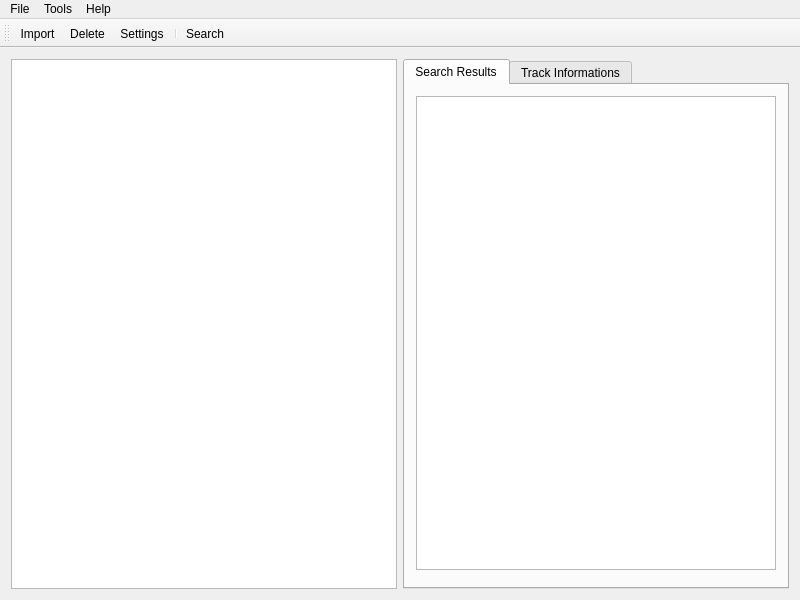
Above: uis/mainwindow.ui from alorence/tym before the change. Below: the same form after it.
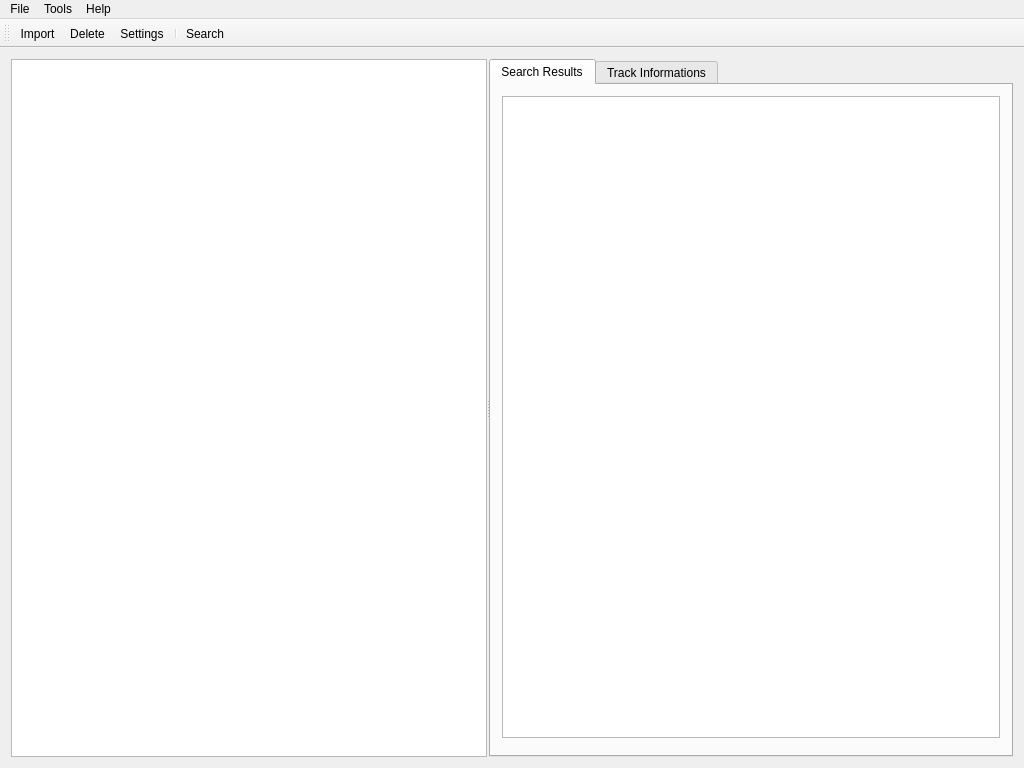
That is the form after the change. Icons and pictures are not drawn. Custom widgets are drawn as their Qt base class.

```diff
--- a/uis/mainwindow.ui
+++ b/uis/mainwindow.ui
@@ -6,23 +6,71 @@
    <rect>
     <x>0</x>
     <y>0</y>
-    <width>800</width>
-    <height>600</height>
+    <width>1024</width>
+    <height>768</height>
    </rect>
   </property>
   <property name="minimumSize">
    <size>
-    <width>800</width>
-    <height>600</height>
+    <width>1024</width>
+    <height>768</height>
    </size>
   </property>
   <property name="windowTitle">
    <string>BPManager</string>
   </property>
   <widget class="QWidget" name="centralWidget">
-   <layout class="QGridLayout" name="gridLayout">
-    <item row="1" column="1">
+   <layout class="QGridLayout" name="gridLayout_2">
+    <item row="0" column="0">
+     <widget class="QSplitter" name="splitter">
+      <property name="enabled">
+       <bool>true</bool>
+      </property>
+      <property name="sizePolicy">
+       <sizepolicy hsizetype="Preferred" vsizetype="Preferred">
+        <horstretch>0</horstretch>
+        <verstretch>0</verstretch>
+       </sizepolicy>
+      </property>
+      <property name="handleWidth">
+       <number>2</number>
+      </property>
+      <property name="childrenCollapsible">
+       <bool>false</bool>
+      </property>
+      <widget class="QTableView" name="libraryView">
+       <property name="alternatingRowColors">
+        <bool>true</bool>
+       </property>
+       <property name="selectionBehavior">
+        <enum>QAbstractItemView::SelectRows</enum>
+       </property>
+       <property name="showGrid">
+        <bool>false</bool>
+       </property>
+       <property name="cornerButtonEnabled">
+        <bool>false</bool>
+       </property>
+       <attribute name="horizontalHeaderVisible">
+        <bool>true</bool>
+       </attribute>
+       <attribute name="horizontalHeaderHighlightSections">
+        <bool>false</bool>
+       </attribute>
+       <attribute name="horizontalHeaderStretchLastSection">
+        <bool>true</bool>
+       </attribute>
+       <attribute name="verticalHeaderVisible">
+        <bool>false</bool>
+       </attribute>
+      </widget>
      <widget class="QTabWidget" name="tabWidget">
+       <property name="sizePolicy">
+        <sizepolicy hsizetype="Minimum" vsizetype="Expanding">
+         <horstretch>0</horstretch>
+         <verstretch>0</verstretch>
+        </sizepolicy>
+       </property>
       <property name="currentIndex">
        <number>0</number>
       </property>
@@ -30,7 +78,7 @@
        <attribute name="title">
         <string>Search Results</string>
        </attribute>
-       <layout class="QGridLayout" name="gridLayout_2">
+        <layout class="QGridLayout" name="gridLayout">
         <item row="0" column="0">
          <widget class="QTableView" name="searchResultsView">
           <property name="alternatingRowColors">
@@ -70,30 +118,6 @@
        </attribute>
       </widget>
      </widget>
-    </item>
-    <item row="1" column="0">
-     <widget class="QTableView" name="libraryView">
-      <property name="alternatingRowColors">
-       <bool>true</bool>
-      </property>
-      <property name="selectionBehavior">
-       <enum>QAbstractItemView::SelectRows</enum>
-      </property>
-      <property name="showGrid">
-       <bool>false</bool>
-      </property>
-      <property name="cornerButtonEnabled">
-       <bool>false</bool>
-      </property>
-      <attribute name="horizontalHeaderVisible">
-       <bool>true</bool>
-      </attribute>
-      <attribute name="horizontalHeaderHighlightSections">
-       <bool>false</bool>
-      </attribute>
-      <attribute name="verticalHeaderVisible">
-       <bool>false</bool>
-      </attribute>
      </widget>
     </item>
    </layout>
@@ -103,7 +127,7 @@
     <rect>
      <x>0</x>
      <y>0</y>
-     <width>800</width>
+     <width>1024</width>
      <height>21</height>
     </rect>
    </property>
```
Lines whose indentation alone changed are shown as unchanged.
